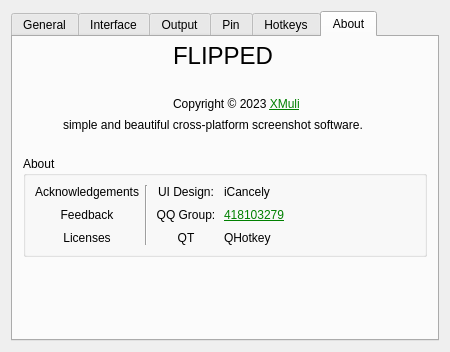
The window that src/preference/prefmanage.ui (SunnyScreenshot/FLIPPED) describes before a commit, drawn with Qt 5.
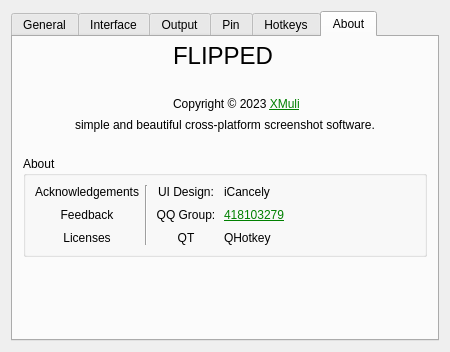
The same window after the commit. The open tabs and pages were chosen to show the change. Icons and pictures are not drawn.

Diff of the .ui file:
```diff
--- a/src/preference/prefmanage.ui
+++ b/src/preference/prefmanage.ui
@@ -1136,6 +1136,9 @@
              <property name="text">
               <string>simple and beautiful cross-platform screenshot software.</string>
              </property>
+             <property name="alignment">
+              <set>Qt::AlignCenter</set>
+             </property>
             </widget>
            </item>
           </layout>
```
Left out of the diff: 2 changed lines with no effect on the pictures.
